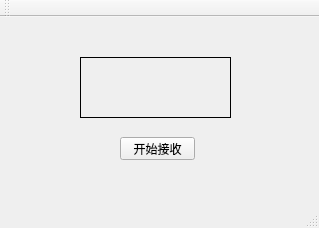
Old version of the form c的传输/service/file_service_qt/file_service_qt.ui in the repository ableity/socket-.
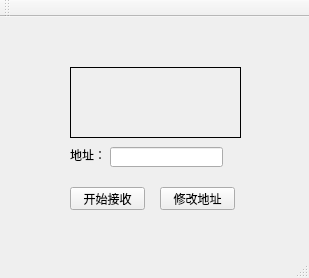
New version of the form.

Diff of the .ui file:
```diff
--- a/c的传输/service/file_service_qt/file_service_qt.ui
+++ b/c的传输/service/file_service_qt/file_service_qt.ui
@@ -6,8 +6,8 @@
    <rect>
     <x>0</x>
     <y>0</y>
-    <width>319</width>
-    <height>228</height>
+    <width>309</width>
+    <height>278</height>
    </rect>
   </property>
   <property name="windowTitle">
@@ -17,8 +17,8 @@
    <widget class="QPushButton" name="pushButton">
     <property name="geometry">
      <rect>
-      <x>120</x>
-      <y>120</y>
+      <x>70</x>
+      <y>170</y>
       <width>75</width>
       <height>23</height>
      </rect>
@@ -30,10 +30,10 @@
    <widget class="QLabel" name="showifo">
     <property name="geometry">
      <rect>
-      <x>80</x>
-      <y>40</y>
-      <width>151</width>
-      <height>61</height>
+      <x>70</x>
+      <y>50</y>
+      <width>171</width>
+      <height>71</height>
      </rect>
     </property>
     <property name="frameShape">
@@ -43,6 +43,42 @@
      <string/>
     </property>
    </widget>
+   <widget class="QLineEdit" name="lineEdit">
+    <property name="geometry">
+     <rect>
+      <x>110</x>
+      <y>130</y>
+      <width>113</width>
+      <height>20</height>
+     </rect>
+    </property>
+   </widget>
+   <widget class="QLabel" name="label">
+    <property name="geometry">
+     <rect>
+      <x>70</x>
+      <y>130</y>
+      <width>31</width>
+      <height>16</height>
+     </rect>
+    </property>
+    <property name="text">
+     <string>地址：</string>
+    </property>
+   </widget>
+   <widget class="QPushButton" name="pushButton_2">
+    <property name="geometry">
+     <rect>
+      <x>160</x>
+      <y>170</y>
+      <width>75</width>
+      <height>23</height>
+     </rect>
+    </property>
+    <property name="text">
+     <string>修改地址</string>
+    </property>
+   </widget>
   </widget>
   <widget class="QMenuBar" name="menuBar">
    <property name="geometry">
```
Left out of the diff: 2 changed lines with no effect on the pictures.
